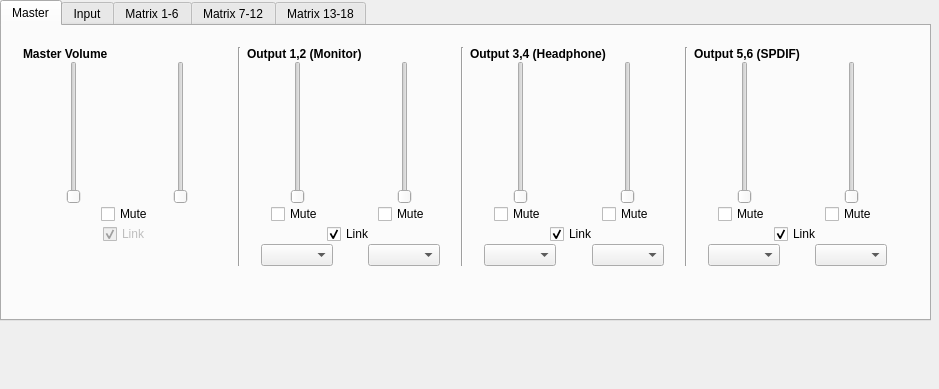
The window that mainwindow.ui (SpotlightKid/qsismixer) describes before a commit, drawn with Qt 5.
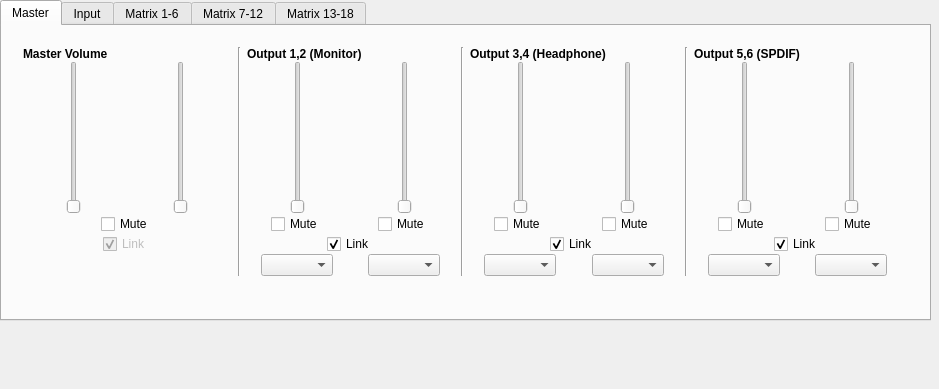
The same window after the commit. The open tabs and pages were chosen to show the change.

The edit to the form file:
```diff
--- a/mainwindow.ui
+++ b/mainwindow.ui
@@ -39,7 +39,7 @@
         <x>10</x>
         <y>10</y>
         <width>901</width>
-        <height>241</height>
+        <height>251</height>
        </rect>
       </property>
       <layout class="QGridLayout" name="gridLayout">
```
Left out of the diff: 2 changed lines with no effect on the pictures.
